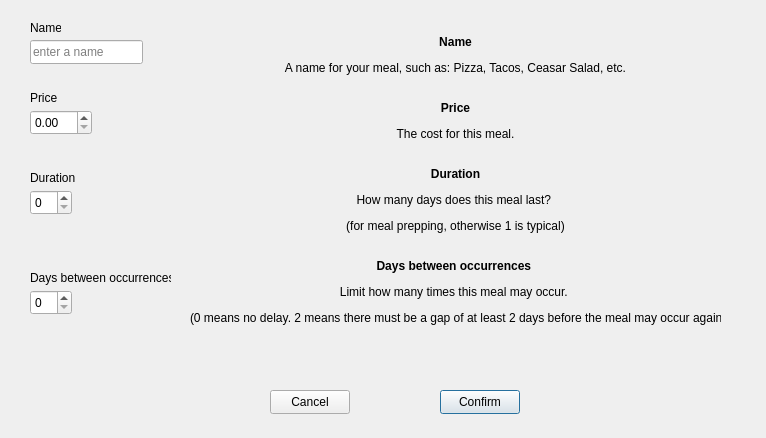
The window that qtfolder/MealPlanner/createmeal_basicparams.ui (NoorA0/MealPlanner) describes before a commit, drawn with Qt 5.
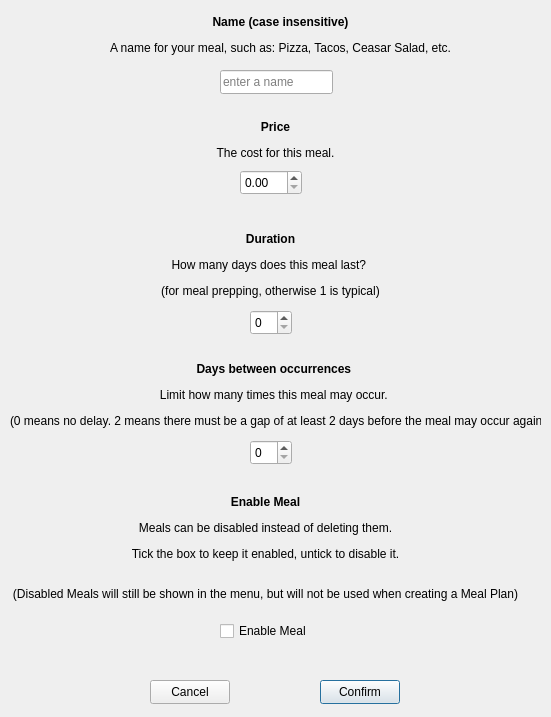
The same window after the commit.

Commit message:
mostly completed all windows relating to Meals
- created windows to create/edit/delete Meals

- still need a few more to edit Tags and delete Meals

after that, will be able to do the same for Tags and MultiTags

What changed in the file:
```diff
--- a/qtfolder/MealPlanner/createmeal_basicparams.ui
+++ b/qtfolder/MealPlanner/createmeal_basicparams.ui
@@ -6,31 +6,18 @@
    <rect>
     <x>0</x>
     <y>0</y>
-    <width>766</width>
-    <height>438</height>
+    <width>551</width>
+    <height>717</height>
    </rect>
   </property>
   <property name="windowTitle">
    <string>New Meal</string>
   </property>
-  <widget class="QLabel" name="label">
-   <property name="geometry">
-    <rect>
-     <x>30</x>
-     <y>20</y>
-     <width>31</width>
-     <height>16</height>
-    </rect>
-   </property>
-   <property name="text">
-    <string>Name</string>
-   </property>
-  </widget>
   <widget class="QLineEdit" name="lineEdit_name">
    <property name="geometry">
     <rect>
-     <x>30</x>
-     <y>40</y>
+     <x>220</x>
+     <y>70</y>
      <width>113</width>
      <height>24</height>
     </rect>
@@ -42,70 +29,31 @@
     <string>enter a name</string>
    </property>
   </widget>
-  <widget class="QLabel" name="label_2">
-   <property name="geometry">
-    <rect>
-     <x>30</x>
-     <y>90</y>
-     <width>31</width>
-     <height>16</height>
-    </rect>
-   </property>
-   <property name="text">
-    <string>Price</string>
-   </property>
-  </widget>
   <widget class="QDoubleSpinBox" name="doubleSpinBox_price">
    <property name="geometry">
     <rect>
-     <x>30</x>
-     <y>110</y>
-     <width>62</width>
-     <height>25</height>
-    </rect>
-   </property>
-  </widget>
-  <widget class="QLabel" name="label_3">
-   <property name="geometry">
-    <rect>
-     <x>30</x>
+     <x>240</x>
      <y>170</y>
-     <width>49</width>
-     <height>16</height>
+     <width>62</width>
+     <height>25</height>
     </rect>
    </property>
-   <property name="text">
-    <string>Duration</string>
-   </property>
   </widget>
   <widget class="QSpinBox" name="spinBox_duration">
    <property name="geometry">
     <rect>
-     <x>30</x>
-     <y>190</y>
+     <x>250</x>
+     <y>310</y>
      <width>42</width>
      <height>25</height>
     </rect>
    </property>
   </widget>
-  <widget class="QLabel" name="label_4">
-   <property name="geometry">
-    <rect>
-     <x>30</x>
-     <y>270</y>
-     <width>141</width>
-     <height>16</height>
-    </rect>
-   </property>
-   <property name="text">
-    <string>Days between occurrences</string>
-   </property>
-  </widget>
   <widget class="QSpinBox" name="spinBox_daysbetweenoccurrences">
    <property name="geometry">
     <rect>
-     <x>30</x>
-     <y>290</y>
+     <x>250</x>
+     <y>440</y>
      <width>42</width>
      <height>25</height>
     </rect>
@@ -114,21 +62,21 @@
   <widget class="QLabel" name="label_5">
    <property name="geometry">
     <rect>
-     <x>190</x>
-     <y>20</y>
+     <x>10</x>
+     <y>360</y>
      <width>531</width>
-     <height>321</height>
+     <height>71</height>
     </rect>
    </property>
    <property name="text">
-    <string>&lt;html&gt;&lt;head/&gt;&lt;body&gt;&lt;p align=&quot;center&quot;&gt;&lt;span style=&quot; font-weight:700;&quot;&gt;Name&lt;/span&gt;&lt;/p&gt;&lt;p align=&quot;center&quot;&gt;A name for your meal, such as: Pizza, Tacos, Ceasar Salad, etc.&lt;br/&gt;&lt;/p&gt;&lt;p align=&quot;center&quot;&gt;&lt;span style=&quot; font-weight:700;&quot;&gt;Price&lt;/span&gt;&lt;/p&gt;&lt;p align=&quot;center&quot;&gt;The cost for this meal.&lt;br/&gt;&lt;/p&gt;&lt;p align=&quot;center&quot;&gt;&lt;span style=&quot; font-weight:700;&quot;&gt;Duration&lt;/span&gt;&lt;/p&gt;&lt;p align=&quot;center&quot;&gt;How many days does this meal last? &lt;/p&gt;&lt;p align=&quot;center&quot;&gt;(for meal prepping, otherwise 1 is typical)&lt;br/&gt;&lt;/p&gt;&lt;p align=&quot;center&quot;&gt;&lt;span style=&quot; font-weight:700;&quot;&gt;Days between occurrences &lt;/span&gt;&lt;/p&gt;&lt;p align=&quot;center&quot;&gt;Limit how many times this meal may occur. &lt;/p&gt;&lt;p align=&quot;center&quot;&gt;(0 means no delay. 2 means there must be a gap of at least 2 days before the meal may occur again)&lt;/p&gt;&lt;/body&gt;&lt;/html&gt;</string>
+    <string>&lt;html&gt;&lt;head/&gt;&lt;body&gt;&lt;p align=&quot;center&quot;&gt;&lt;span style=&quot; font-weight:700;&quot;&gt;Days between occurrences &lt;/span&gt;&lt;/p&gt;&lt;p align=&quot;center&quot;&gt;Limit how many times this meal may occur. &lt;/p&gt;&lt;p align=&quot;center&quot;&gt;(0 means no delay. 2 means there must be a gap of at least 2 days before the meal may occur again)&lt;/p&gt;&lt;/body&gt;&lt;/html&gt;</string>
    </property>
   </widget>
   <widget class="QPushButton" name="pushButton_confirm">
    <property name="geometry">
     <rect>
-     <x>440</x>
-     <y>390</y>
+     <x>320</x>
+     <y>680</y>
      <width>80</width>
      <height>24</height>
     </rect>
@@ -140,8 +88,8 @@
   <widget class="QPushButton" name="pushButton_cancel">
    <property name="geometry">
     <rect>
-     <x>270</x>
-     <y>390</y>
+     <x>150</x>
+     <y>680</y>
      <width>80</width>
      <height>24</height>
     </rect>
@@ -150,6 +98,71 @@
     <string>Cancel</string>
    </property>
   </widget>
+  <widget class="QLabel" name="label">
+   <property name="geometry">
+    <rect>
+     <x>110</x>
+     <y>10</y>
+     <width>341</width>
+     <height>51</height>
+    </rect>
+   </property>
+   <property name="text">
+    <string>&lt;html&gt;&lt;head/&gt;&lt;body&gt;&lt;p align=&quot;center&quot;&gt;&lt;span style=&quot; font-weight:700;&quot;&gt;Name (case insensitive)&lt;/span&gt;&lt;/p&gt;&lt;p align=&quot;center&quot;&gt;A name for your meal, such as: Pizza, Tacos, Ceasar Salad, etc.&lt;/p&gt;&lt;/body&gt;&lt;/html&gt;</string>
+   </property>
+  </widget>
+  <widget class="QLabel" name="label_2">
+   <property name="geometry">
+    <rect>
+     <x>170</x>
+     <y>120</y>
+     <width>211</width>
+     <height>41</height>
+    </rect>
+   </property>
+   <property name="text">
+    <string>&lt;html&gt;&lt;head/&gt;&lt;body&gt;&lt;p align=&quot;center&quot;&gt;&lt;span style=&quot; font-weight:700;&quot;&gt;Price&lt;/span&gt;&lt;/p&gt;&lt;p align=&quot;center&quot;&gt;The cost for this meal.&lt;/p&gt;&lt;/body&gt;&lt;/html&gt;</string>
+   </property>
+  </widget>
+  <widget class="QLabel" name="label_3">
+   <property name="geometry">
+    <rect>
+     <x>150</x>
+     <y>230</y>
+     <width>241</width>
+     <height>71</height>
+    </rect>
+   </property>
+   <property name="text">
+    <string>&lt;html&gt;&lt;head/&gt;&lt;body&gt;&lt;p align=&quot;center&quot;&gt;&lt;span style=&quot; font-weight:700;&quot;&gt;Duration&lt;/span&gt;&lt;/p&gt;&lt;p align=&quot;center&quot;&gt;How many days does this meal last? &lt;/p&gt;&lt;p align=&quot;center&quot;&gt;(for meal prepping, otherwise 1 is typical)&lt;/p&gt;&lt;/body&gt;&lt;/html&gt;</string>
+   </property>
+  </widget>
+  <widget class="QLabel" name="label_4">
+   <property name="geometry">
+    <rect>
+     <x>10</x>
+     <y>490</y>
+     <width>511</width>
+     <height>131</height>
+    </rect>
+   </property>
+   <property name="text">
+    <string>&lt;html&gt;&lt;head/&gt;&lt;body&gt;&lt;p align=&quot;center&quot;&gt;&lt;span style=&quot; font-weight:700;&quot;&gt;Enable Meal&lt;/span&gt;&lt;/p&gt;&lt;p align=&quot;center&quot;&gt;Meals can be disabled instead of deleting them.&lt;/p&gt;&lt;p align=&quot;center&quot;&gt;Tick the box to keep it enabled, untick to disable it.&lt;br/&gt;&lt;/p&gt;&lt;p align=&quot;center&quot;&gt;(Disabled Meals will still be shown in the menu, but will not be used when creating a Meal Plan)&lt;br/&gt;&lt;/p&gt;&lt;/body&gt;&lt;/html&gt;</string>
+   </property>
+  </widget>
+  <widget class="QCheckBox" name="checkBox_isEnabled">
+   <property name="geometry">
+    <rect>
+     <x>220</x>
+     <y>620</y>
+     <width>91</width>
+     <height>22</height>
+    </rect>
+   </property>
+   <property name="text">
+    <string>Enable Meal</string>
+   </property>
+  </widget>
  </widget>
  <resources/>
  <connections/>
```
The commit also changes 16 other files.
